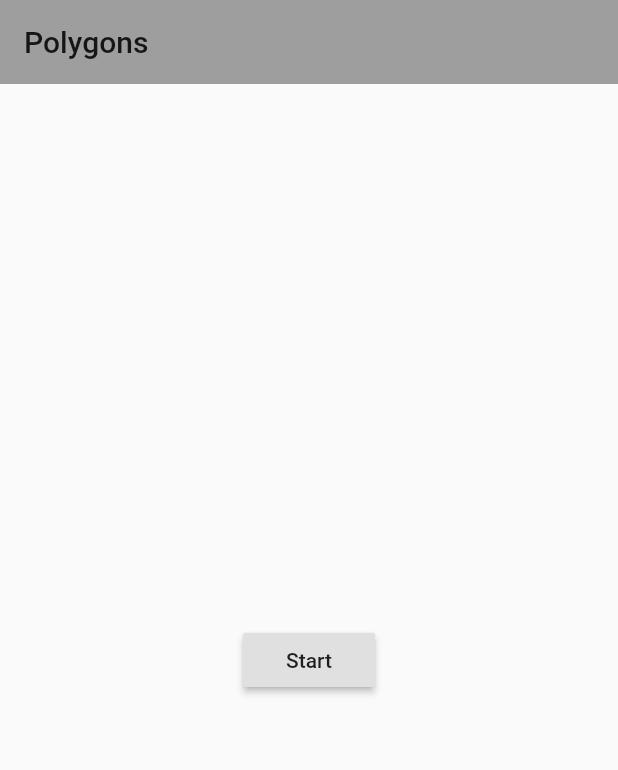
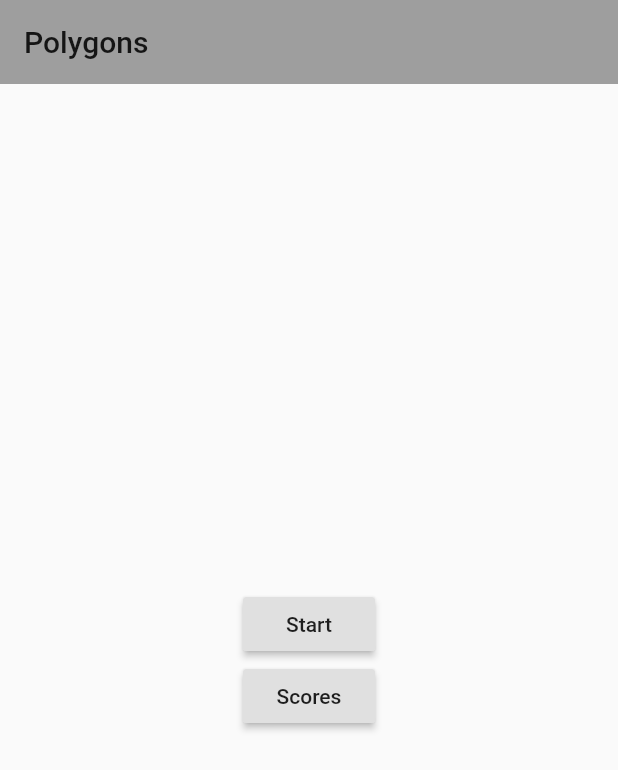
Before and after one commit to aviv187/shapeGame, a Flutter app: the screen it shows after launch, on a phone screen of 412 x 824 dp. Shown: the top 770 px of the screen. Run offline on Flutter 3.47's test engine with Material 2 defaults, Android fonts, the phone set to English and light mode, and no system bars; our stand-ins replace sqflite; accounts and stored records are empty.

```diff
--- a/lib/screens/homePage.dart
+++ b/lib/screens/homePage.dart
@@ -12,19 +12,42 @@ class MyHomePage extends StatelessWidget {
           title: Text('Polygons'),
           elevation: 0,
         ),
-        body: Center(
+        body: Column(
+            mainAxisAlignment: MainAxisAlignment.center,
+            children: <Widget>[
+              HomePageButton(
+                text: 'Start',
+                page: Board(),
+              ),
+              HomePageButton(
+                page: ScorePage(),
+                text: 'Scores',
+              ),
+            ]));
+  }
+}
+
+class HomePageButton extends StatelessWidget {
+  final String text;
+  final Widget page;
+
+  HomePageButton({@required this.page, @required this.text});
+
+  @override
+  Widget build(BuildContext context) {
+    return Center(
       child: RaisedButton(
-            child: Text('Start'),
+        child: Text(text),
         onPressed: () {
           HapticFeedback.heavyImpact();
           Navigator.of(context).push(
             MaterialPageRoute(
               fullscreenDialog: false,
-                  builder: (context) => Board(),
+              builder: (context) => page,
             ),
           );
         },
       ),
-        ));
+    );
   }
 }
```
Also changed, not shown: lib/widgets/BoardTiles.dart (+10 -6 lines). Lines whose indentation alone changed are shown as unchanged.
